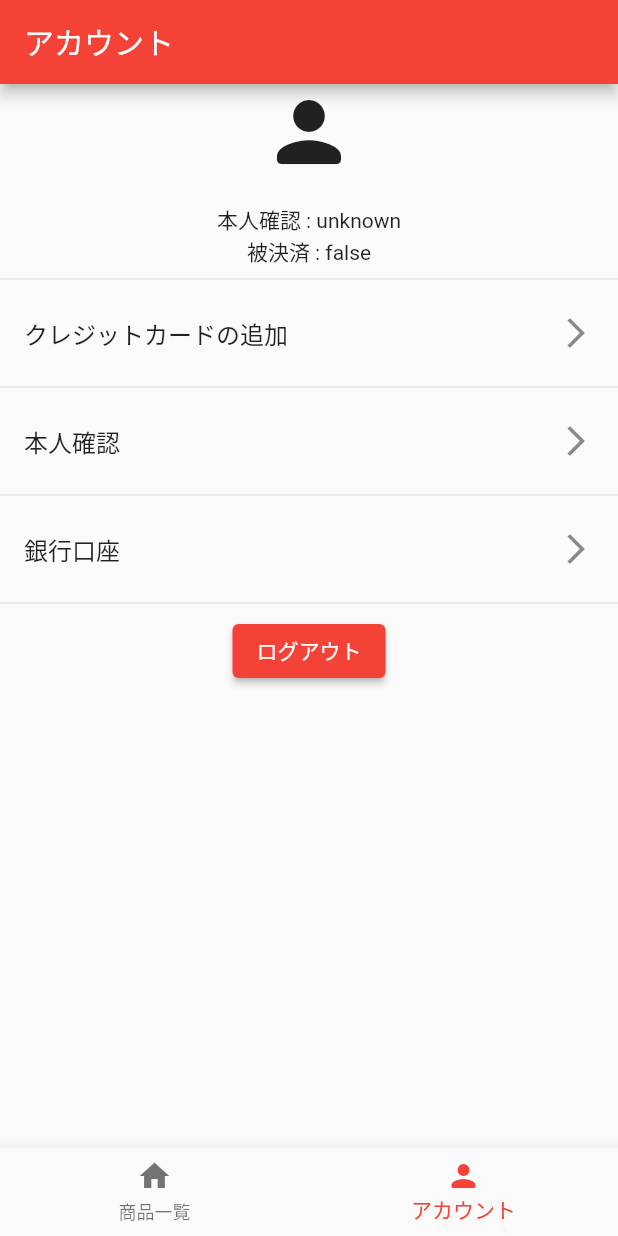
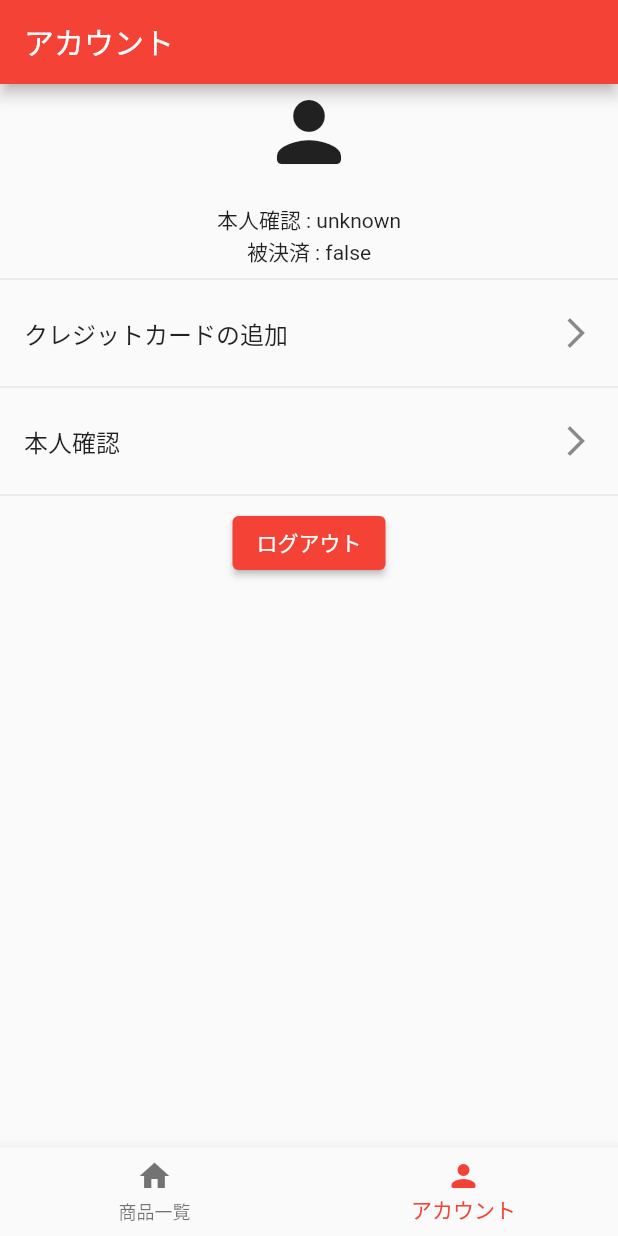
Before and after one commit to DaigoWakabayashi/stripe-platform-example, a Flutter app: the screen it shows once a user with an empty profile is signed in, item 2 of the bottom bar chosen, on a phone screen of 412 x 824 dp. Run offline on Flutter 3.47's test engine with Material 2 defaults, Android fonts, the phone set to English and light mode, and no system bars; our stand-ins replace cloud_firestore, cloud_functions, file_picker, firebase_auth, firebase_core, flutter_dotenv and 3 more; missing offline and left inert: stripe_sdk; accounts and stored records are empty.

Commit message:
ListTileを削除

```diff
--- a/lib/presentation/account/account_page.dart
+++ b/lib/presentation/account/account_page.dart
@@ -58,14 +58,6 @@ class AccountPage extends StatelessWidget {
                   trailing: const Icon(Icons.arrow_forward_ios),
                 ),
                 const Divider(),
-                ListTile(
-                  onTap: () {
-                    // todo : 銀行口座画面へ
-                  },
-                  title: const Text('銀行口座'),
-                  trailing: const Icon(Icons.arrow_forward_ios),
-                ),
-                const Divider(),
                 ElevatedButton(
                   onPressed: () async {
                     await model.signOut();
```
